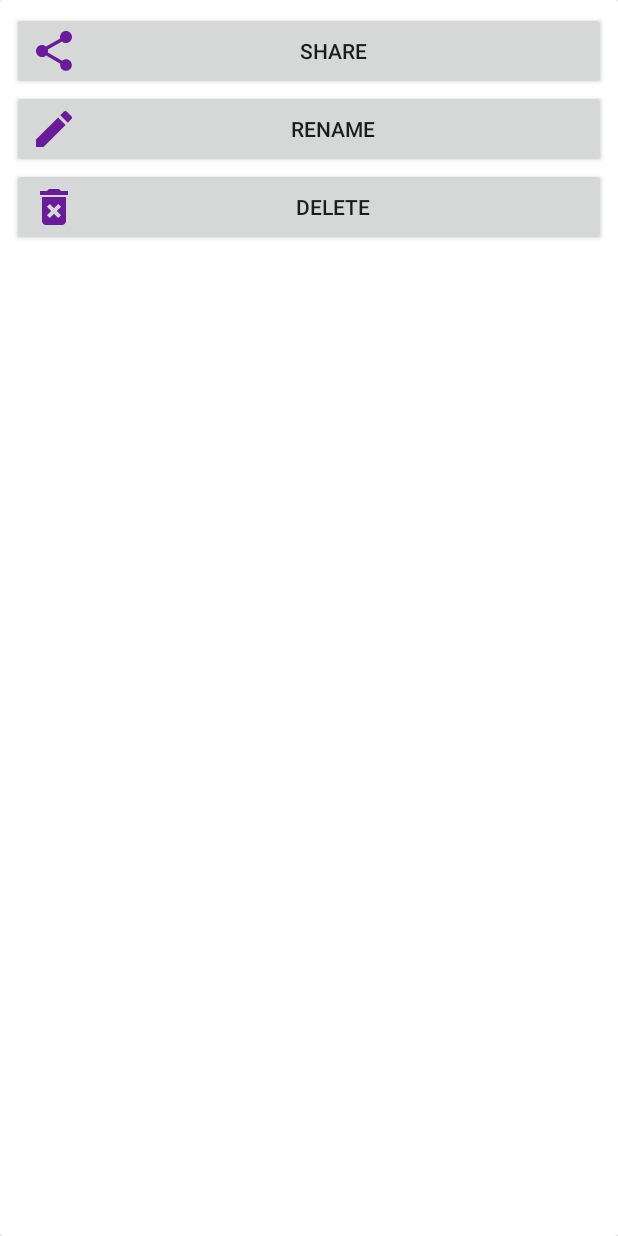
After one commit to Kianto/KimiScanner2, an Android app: the layout dialog_folder_option.xml on its own in the app's theme, with its tools: preview values and no code run, on a phone screen of 412 x 824 dp. The commit adds this screen. Run offline under Robolectric (Android 15) with nearby library versions, the phone set to English and light mode, and no system bars.

Commit message:
process in single folder on list

```diff
--- a/app/src/main/java/com/app/kimiscanner/PermissionHelper.java
+++ b/app/src/main/java/com/app/kimiscanner/PermissionHelper.java
@@ -25,7 +25,7 @@ public class PermissionHelper {
         String[] PERMISSION = {
                 Manifest.permission.READ_EXTERNAL_STORAGE,
                 Manifest.permission.WRITE_EXTERNAL_STORAGE,
-                Manifest.permission.CAMERA
+                Manifest.permission.CAMERA,
         };
         ActivityCompat.requestPermissions(activity, PERMISSION, REQUEST_CODE_PERMISSION);
     }
--- a/app/src/main/java/com/app/kimiscanner/main/ItemFragment.java
+++ b/app/src/main/java/com/app/kimiscanner/main/ItemFragment.java
@@ -95,7 +95,7 @@ public class ItemFragment extends Fragment {
      */
     public interface OnListFragmentInteractionListener {
         void onListFragmentInteraction(FolderInfo item);
-
+        void onLongListFragmentInteraction(FolderInfo item);
     }
 
     public void changedNotify() {
--- a/app/src/main/java/com/app/util/FileHelper.java
+++ b/app/src/main/java/com/app/util/FileHelper.java
@@ -30,8 +30,8 @@ public class FileHelper {
         try {
             BufferedOutputStream bufferedOutputStream = new BufferedOutputStream(
                     new FileOutputStream(
-                            new File(parentFolder + "/" + id + "_"
-                                    + getNewRandomFileName() + ".jpeg")
+                            new File(parentFolder + "/"
+                                    + getNewRandomFileName() + "_" + id + ".jpeg")
                     )
             );
             file.compress(Bitmap.CompressFormat.JPEG, 85, bufferedOutputStream);
--- a/app/src/main/java/com/app/widget/Dialog/Dialog.java
+++ b/app/src/main/java/com/app/widget/Dialog/Dialog.java
@@ -4,9 +4,9 @@ import android.content.Context;
 
 public abstract class Dialog {
     protected Context context;
-    protected FolderNameDialog.Callback callback;
+    protected Callback callback;
 
-    public Dialog(Context context, FolderNameDialog.Callback callback) {
+    public Dialog(Context context, Callback callback) {
         this.context = context;
         this.callback = callback;
     }
--- /dev/null
+++ b/app/src/main/res/drawable/ic_edit.xml
@@ -0,0 +1,10 @@
+<vector xmlns:android="http://schemas.android.com/apk/res/android"
+    android:width="@dimen/image_button"
+    android:height="@dimen/image_button"
+    android:tint="@color/colorImageButton"
+    android:viewportWidth="24.0"
+    android:viewportHeight="24.0">
+    <path
+        android:fillColor="#FF000000"
+        android:pathData="M3,17.25V21h3.75L17.81,9.94l-3.75,-3.75L3,17.25zM20.71,7.04c0.39,-0.39 0.39,-1.02 0,-1.41l-2.34,-2.34c-0.39,-0.39 -1.02,-0.39 -1.41,0l-1.83,1.83 3.75,3.75 1.83,-1.83z" />
+</vector>
--- /dev/null
+++ b/app/src/main/res/layout/dialog_folder_option.xml
@@ -0,0 +1,39 @@
+<?xml version="1.0" encoding="utf-8"?>
+<androidx.cardview.widget.CardView xmlns:android="http://schemas.android.com/apk/res/android"
+    android:layout_width="match_parent"
+    android:layout_height="match_parent" >
+
+    <RelativeLayout
+        android:layout_width="match_parent"
+        android:layout_height="match_parent"
+        android:layout_margin="8dp" >
+
+        <Button
+            android:id="@+id/dialog_folder_share"
+            android:layout_width="match_parent"
+            android:layout_height="wrap_content"
+            android:drawableStart="@drawable/ic_share"
+            android:drawableTint="@color/colorPrimary"
+            android:text="Share" />
+
+        <Button
+            android:id="@+id/dialog_folder_rename"
+            android:layout_width="match_parent"
+            android:layout_height="wrap_content"
+            android:layout_below="@+id/dialog_folder_share"
+            android:drawableStart="@drawable/ic_edit"
+            android:drawableTint="@color/colorPrimary"
+            android:text="Rename" />
+
+        <Button
+            android:id="@+id/dialog_folder_delete"
+            android:layout_width="match_parent"
+            android:layout_height="wrap_content"
+            android:layout_below="@+id/dialog_folder_rename"
+            android:drawableStart="@drawable/ic_delete"
+            android:drawableTint="@color/colorPrimary"
+            android:text="Delete" />
+
+    </RelativeLayout>
+
+</androidx.cardview.widget.CardView>
```
Also changed, not shown: app/src/main/java/com/app/kimiscanner/folder/FolderStore.java (+7 -5 lines), app/src/main/java/com/app/kimiscanner/main/MainActivity.java (+96 -1 lines), app/src/main/java/com/app/kimiscanner/main/adapter/ItemAdapter.java (+8 -0 lines), app/src/main/java/com/app/kimiscanner/model/FolderInfo.java (+15 -3 lines), app/src/main/java/com/app/widget/Dialog/FolderOptionDialog.java (added, +61 -0 lines), app/src/main/res/layout/dialog_delete.xml (+3 -4 lines), app/src/main/res/layout/dialog_rename.xml (+3 -4 lines).
